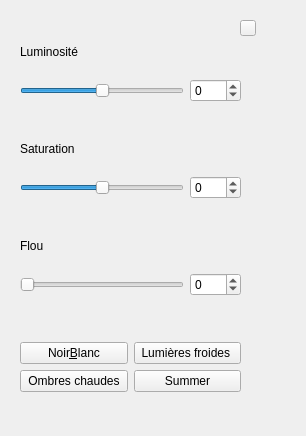
Above: filterarea.ui from NesrineGhannay/ImagEdit before the change. Below: the same form after it.
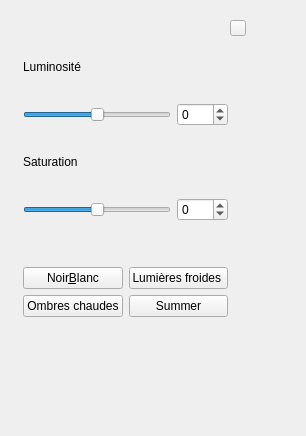
That is the form after the change. Icons and pictures are not drawn.

```diff
--- a/filterarea.ui
+++ b/filterarea.ui
@@ -13,19 +13,34 @@
   <property name="windowTitle">
    <string>Form</string>
   </property>
-  <widget class="QWidget" name="layoutWidget">
+  <widget class="QPushButton" name="pushButton">
    <property name="geometry">
     <rect>
-     <x>20</x>
-     <y>31</y>
-     <width>221</width>
-     <height>361</height>
+     <x>230</x>
+     <y>20</y>
+     <width>16</width>
+     <height>16</height>
+    </rect>
+   </property>
+   <property name="text">
+    <string/>
+   </property>
+   <property name="icon">
+    <iconset resource="Ressources.qrc">
+     <normaloff>:/cancel.png</normaloff>:/cancel.png</iconset>
+   </property>
+  </widget>
+  <widget class="QWidget" name="">
+   <property name="geometry">
+    <rect>
+     <x>23</x>
+     <y>36</y>
+     <width>205</width>
+     <height>281</height>
     </rect>
    </property>
    <layout class="QGridLayout" name="gridLayout_2">
     <item row="0" column="0">
-     <layout class="QVBoxLayout" name="verticalLayout_4">
-      <item>
        <layout class="QVBoxLayout" name="verticalLayout">
         <item>
          <widget class="QLabel" name="luminositeText">
@@ -63,21 +78,8 @@
         </item>
        </layout>
       </item>
-      <item>
-       <spacer name="horizontalSpacer">
-        <property name="orientation">
-         <enum>Qt::Horizontal</enum>
-        </property>
-        <property name="sizeHint" stdset="0">
-         <size>
-          <width>198</width>
-          <height>20</height>
-         </size>
-        </property>
-       </spacer>
-      </item>
-      <item>
-       <layout class="QVBoxLayout" name="verticalLayout_3">
+    <item row="1" column="0">
+     <layout class="QVBoxLayout" name="verticalLayout_2">
         <item>
          <widget class="QLabel" name="saturationText">
           <property name="text">
@@ -114,58 +116,7 @@
         </item>
        </layout>
       </item>
-      <item>
-       <spacer name="horizontalSpacer_2">
-        <property name="orientation">
-         <enum>Qt::Horizontal</enum>
-        </property>
-        <property name="sizeHint" stdset="0">
-         <size>
-          <width>198</width>
-          <height>20</height>
-         </size>
-        </property>
-       </spacer>
-      </item>
-      <item>
-       <layout class="QVBoxLayout" name="verticalLayout_2">
-        <item>
-         <widget class="QLabel" name="blurText">
-          <property name="text">
-           <string>Flou</string>
-          </property>
-         </widget>
-        </item>
-        <item>
-         <layout class="QHBoxLayout" name="horizontalLayout_3">
-          <item>
-           <widget class="QSlider" name="blurSlider">
-            <property name="minimum">
-             <number>0</number>
-            </property>
-            <property name="maximum">
-             <number>100</number>
-            </property>
-            <property name="orientation">
-             <enum>Qt::Horizontal</enum>
-            </property>
-           </widget>
-          </item>
-          <item>
-           <widget class="QSpinBox" name="blurBox">
-            <property name="minimum">
-             <number>-100</number>
-            </property>
-            <property name="maximum">
-             <number>100</number>
-            </property>
-           </widget>
-          </item>
-         </layout>
-        </item>
-       </layout>
-      </item>
-      <item>
+    <item row="2" column="0">
        <spacer name="horizontalSpacer_3">
         <property name="orientation">
          <enum>Qt::Horizontal</enum>
@@ -178,9 +129,7 @@
         </property>
        </spacer>
       </item>
-     </layout>
-    </item>
-    <item row="1" column="0">
+    <item row="3" column="0">
      <spacer name="horizontalSpacer_4">
       <property name="orientation">
        <enum>Qt::Horizontal</enum>
@@ -193,7 +142,7 @@
       </property>
      </spacer>
     </item>
-    <item row="2" column="0">
+    <item row="4" column="0">
      <layout class="QGridLayout" name="gridLayout">
       <item row="0" column="1">
        <widget class="QPushButton" name="LumFroidesFilterButton">
@@ -227,23 +176,6 @@
     </item>
    </layout>
   </widget>
-  <widget class="QPushButton" name="pushButton">
-   <property name="geometry">
-    <rect>
-     <x>240</x>
-     <y>20</y>
-     <width>16</width>
-     <height>16</height>
-    </rect>
-   </property>
-   <property name="text">
-    <string/>
-   </property>
-   <property name="icon">
-    <iconset resource="Ressources.qrc">
-     <normaloff>:/cancel.png</normaloff>:/cancel.png</iconset>
-   </property>
-  </widget>
  </widget>
  <resources>
   <include location="Ressources.qrc"/>
```
Left out of the diff: 92 changed lines with no effect on the pictures. Lines whose indentation alone changed are shown as unchanged.
